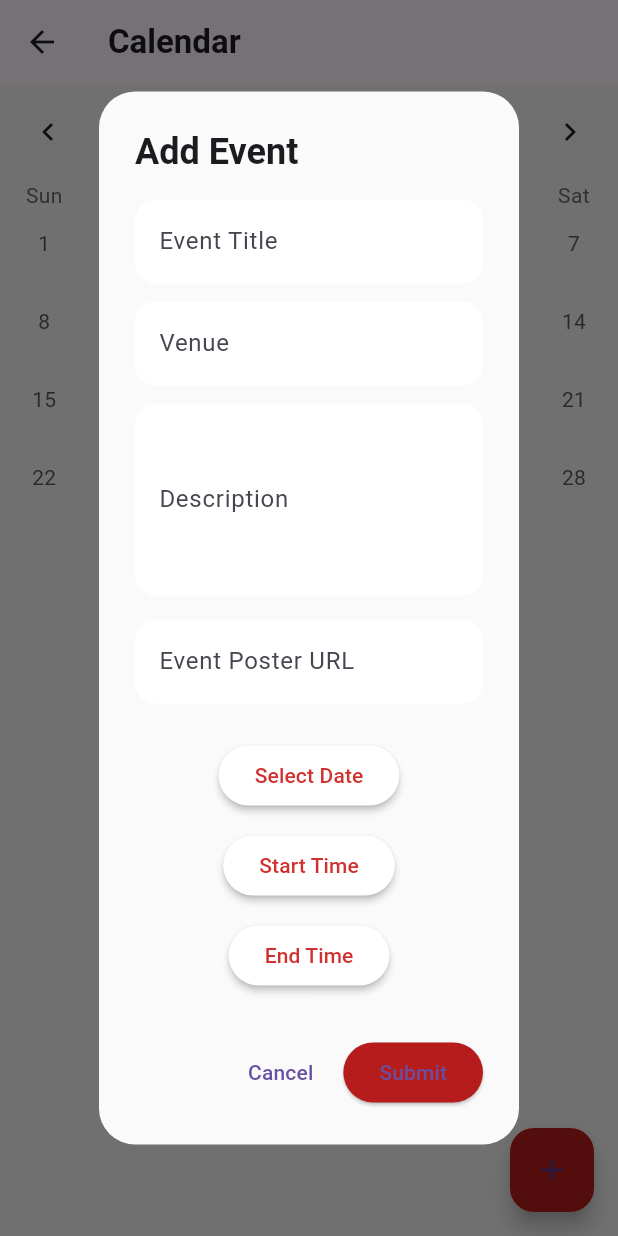
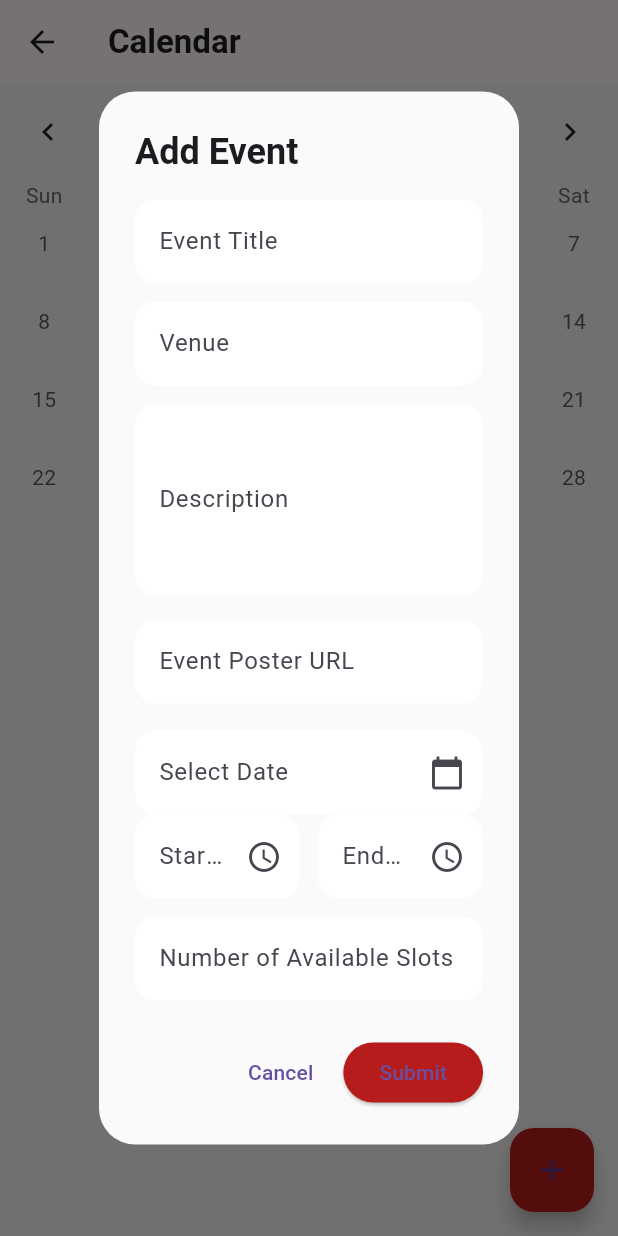
Before and after one commit to Queenyvn/smart_card, a Flutter app: the CalendarPage screen opened directly, after a tap on the "add" icon, on a phone screen of 412 x 824 dp. Run offline on Flutter 3.47's test engine with Material 3 defaults, Android fonts, the phone set to English and light mode, and no system bars; drawn by our look-alikes of table_calendar; our stand-ins replace cloud_firestore, firebase_auth, firebase_core, google_maps_flutter, google_sign_in, image_picker; missing offline and left inert: mobile_scanner; accounts and stored records are empty.

Commit message:
MOD: some changes in backend, calendar page and pubspec

```diff
--- a/lib/backend/backend.dart
+++ b/lib/backend/backend.dart
@@ -128,6 +128,7 @@ static Future<BackendResult> registerUserForApproval({
     required TimeOfDay start,
     required TimeOfDay end,
     required String? posterUrl,
+    required int availableSlots,
   }) async {
     final user = _auth.currentUser;
     if (user == null) throw Exception('User not logged in');
@@ -145,6 +146,7 @@ static Future<BackendResult> registerUserForApproval({
       'approved': false,
       'createdBy': user.uid,
       'createdAt': FieldValue.serverTimestamp(),
+      'availableSlots': availableSlots,
     });
   }
 
--- a/lib/pages/calendar_page.dart
+++ b/lib/pages/calendar_page.dart
@@ -14,6 +14,8 @@ class CalendarPage extends StatefulWidget {
   State<CalendarPage> createState() => _CalendarPageState();
 }
 
+
+
 class _CalendarPageState extends State<CalendarPage> {
   DateTime _focusedDay = DateTime.now();
   DateTime? _selectedDay;
@@ -23,69 +25,18 @@ class _CalendarPageState extends State<CalendarPage> {
   final _titleCtrl = TextEditingController();
   final _venueCtrl = TextEditingController();
   final _descCtrl = TextEditingController();
-  final _posterUrlCtrl = TextEditingController(); // NEW: controller for URL input
+  final _posterUrlCtrl = TextEditingController();
 
   DateTime? _eventDate;
   TimeOfDay? _startTime;
   TimeOfDay? _endTime;
 
   // =====================================================
-  // EVENT DETAILS
-  // =====================================================
-  void _showEventDetails(UpcomingEvent item) {
-    showDialog(
-      context: context,
-      builder: (_) => AlertDialog(
-        shape: RoundedRectangleBorder(borderRadius: BorderRadius.circular(20)),
-        title: Text(item.event.title),
-        content: Column(
-          mainAxisSize: MainAxisSize.min,
-          crossAxisAlignment: CrossAxisAlignment.start,
-          children: [
-            Text(
-              item.event.venue,
-              style: const TextStyle(fontWeight: FontWeight.bold),
-            ),
-            const SizedBox(height: 8),
-            Text(item.event.description),
-            const SizedBox(height: 12),
-            if (item.event.imageUrl != null)
-              ClipRRect(
-                borderRadius: BorderRadius.circular(12),
-                child: Image.network(
-                  item.event.imageUrl!,
-                  height: 140,
-                  width: double.infinity,
-                  fit: BoxFit.cover,
-                ),
-              ),
-            const SizedBox(height: 12),
-            Text(
-              '${_formatDate(item.date)}\n'
-              '${_formatTime(item.event.startTime)} - ${_formatTime(item.event.endTime)}',
-            ),
-          ],
-        ),
-        actions: [
-          ElevatedButton(
-            style: ElevatedButton.styleFrom(
-              backgroundColor: cbocPrimary,
-              shape: RoundedRectangleBorder(
-                borderRadius: BorderRadius.circular(30),
-              ),
-            ),
-            onPressed: () => _attendEvent(item.event, item.date),
-            child: const Text('Attend'),
-          ),
-        ],
-      ),
-    );
-  }
-
-  // =====================================================
   // ADD EVENT DIALOG
   // =====================================================
   void _openAddEventDialog() {
+    final _slotsCtrl = TextEditingController();
+
     showDialog(
       context: context,
       builder: (_) => AlertDialog(
@@ -103,38 +54,111 @@ class _CalendarPageState extends State<CalendarPage> {
               _inputField(_venueCtrl, 'Venue'),
               const SizedBox(height: 12),
               _inputField(_descCtrl, 'Description', maxLines: 4),
-
-              // EVENT POSTER URL INPUT
               const SizedBox(height: 16),
               _inputField(_posterUrlCtrl, 'Event Poster URL'),
-
               const SizedBox(height: 18),
 
-              _actionButton('Select Date', () async {
+              // ==========================
+              // DATE FIELD
+              // ==========================
+              TextField(
+                readOnly: true,
+                decoration: InputDecoration(
+                  labelText: 'Select Date',
+                  filled: true,
+                  fillColor: Colors.white,
+                  suffixIcon: const Icon(Icons.calendar_today),
+                  border: OutlineInputBorder(
+                    borderRadius: BorderRadius.circular(14),
+                    borderSide: BorderSide.none,
+                  ),
+                ),
+                controller: TextEditingController(
+                  text: _eventDate == null
+                      ? ''
+                      : DateFormat('MM/dd/yyyy').format(_eventDate!), // SHOW DATE
+                ),
+                onTap: () async {
                   final picked = await showDatePicker(
                     context: context,
                     firstDate: DateTime.now(),
                     lastDate: DateTime(2030),
-                  initialDate: DateTime.now(),
+                    initialDate: _eventDate ?? DateTime.now(),
                   );
-                if (picked != null) setState(() => _eventDate = picked);
-              }),
+                  if (picked != null) {
+                    setState(() => _eventDate = picked); // UPDATE FIELD
+                  }
+                },
+              ),
 
-              _actionButton('Start Time', () async {
+              // ==========================
+              // START TIME FIELD
+              // ==========================
+              Row(
+                children: [
+                  Expanded(
+                    child: TextField(
+                      readOnly: true,
+                      decoration: InputDecoration(
+                        labelText: 'Start Time',
+                        filled: true,
+                        fillColor: Colors.white,
+                        suffixIcon: const Icon(Icons.access_time),
+                        border: OutlineInputBorder(
+                          borderRadius: BorderRadius.circular(14),
+                          borderSide: BorderSide.none,
+                        ),
+                      ),
+                      controller: TextEditingController(
+                        text: _startTime == null ? '' : _startTime!.format(context),
+                      ),
+                      onTap: () async {
                         final picked = await showTimePicker(
                           context: context,
-                  initialTime: TimeOfDay.now(),
+                          initialTime: _startTime ?? TimeOfDay.now(),
                         );
-                if (picked != null) _startTime = picked;
-              }),
+                        if (picked != null) {
+                          setState(() => _startTime = picked);
+                        }
+                      },
+                    ),
+                  ),
 
-              _actionButton('End Time', () async {
+                  const SizedBox(width: 12), // spacing between start and end time
+
+                  Expanded(
+                    child: TextField(
+                      readOnly: true,
+                      decoration: InputDecoration(
+                        labelText: 'End Time',
+                        filled: true,
+                        fillColor: Colors.white,
+                        suffixIcon: const Icon(Icons.access_time),
+                        border: OutlineInputBorder(
+                          borderRadius: BorderRadius.circular(14),
+                          borderSide: BorderSide.none,
+                        ),
+                      ),
+                      controller: TextEditingController(
+                        text: _endTime == null ? '' : _endTime!.format(context),
+                      ),
+                      onTap: () async {
                         final picked = await showTimePicker(
                           context: context,
-                  initialTime: TimeOfDay.now(),
+                          initialTime: _endTime ?? TimeOfDay.now(),
                         );
-                if (picked != null) _endTime = picked;
-              }),
+                        if (picked != null) {
+                          setState(() => _endTime = picked);
+                        }
+                      },
+                    ),
+                  ),
+                ],
+              ),
+
+              // SLOTS FIELD
+              const SizedBox(height: 12),
+              _inputField(_slotsCtrl, 'Number of Available Slots'),
             ],
           ),
         ),
@@ -151,10 +175,22 @@ class _CalendarPageState extends State<CalendarPage> {
               ),
             ),
             onPressed: () async {
-              if (_eventDate == null || _startTime == null || _endTime == null) {
+              if (_eventDate == null ||
+                  _startTime == null ||
+                  _endTime == null ||
+                  _slotsCtrl.text.isEmpty) {
+                ScaffoldMessenger.of(context).showSnackBar(
+                  const SnackBar(content: Text('Please fill in all fields!')),
+                );
+                return;
+              }
+
+              final availableSlots = int.tryParse(_slotsCtrl.text);
+              if (availableSlots == null || availableSlots <= 0) {
                 ScaffoldMessenger.of(context).showSnackBar(
                   const SnackBar(
-                    content: Text('Please select date, start, and end time!'),
+                    content:
+                        Text('Please enter a valid number of available slots'),
                   ),
                 );
                 return;
@@ -167,7 +203,9 @@ class _CalendarPageState extends State<CalendarPage> {
                 date: _eventDate!,
                 start: _startTime!,
                 end: _endTime!,
-                posterUrl: _posterUrlCtrl.text.isEmpty ? null : _posterUrlCtrl.text, // use URL
+                posterUrl:
+                    _posterUrlCtrl.text.isEmpty ? null : _posterUrlCtrl.text,
+                availableSlots: availableSlots,
               );
 
               Navigator.pop(context);
@@ -185,8 +223,80 @@ class _CalendarPageState extends State<CalendarPage> {
     );
   }
 
+
+
   // =====================================================
-  // UI HELPERS
+  // DATE FIELD WIDGET
+  // =====================================================
+  Widget _dateField() {
+    return TextField(
+      readOnly: true, // NEW
+      decoration: InputDecoration(
+        labelText: 'Select Date',
+        filled: true,
+        fillColor: Colors.white,
+        suffixIcon: const Icon(Icons.calendar_today),
+        border: OutlineInputBorder(
+          borderRadius: BorderRadius.circular(14),
+          borderSide: BorderSide.none,
+        ),
+      ),
+      controller: TextEditingController(
+        text: _eventDate == null
+            ? ''
+            : DateFormat('MM/dd/yyyy').format(_eventDate!), // NEW
+      ),
+      onTap: () async {
+        final picked = await showDatePicker(
+          context: context,
+          firstDate: DateTime.now(),
+          lastDate: DateTime(2030),
+          initialDate: _eventDate ?? DateTime.now(),
+        );
+        if (picked != null) {
+          setState(() => _eventDate = picked); // CHANGED
+        }
+      },
+    );
+  }
+
+  // =====================================================
+  // TIME FIELD WIDGET
+  // =====================================================
+  Widget _timeField({
+    required String label,
+    required TimeOfDay? value,
+    required Function(TimeOfDay) onPick,
+  }) {
+    return TextField(
+      readOnly: true, // NEW
+      decoration: InputDecoration(
+        labelText: label,
+        filled: true,
+        fillColor: Colors.white,
+        suffixIcon: const Icon(Icons.access_time),
+        border: OutlineInputBorder(
+          borderRadius: BorderRadius.circular(14),
+          borderSide: BorderSide.none,
+        ),
+      ),
+      controller: TextEditingController(
+        text: value == null ? '' : value.format(context), // NEW
+      ),
+      onTap: () async {
+        final picked = await showTimePicker(
+          context: context,
+          initialTime: value ?? TimeOfDay.now(),
+        );
+        if (picked != null) {
+          onPick(picked); // CHANGED
+        }
+      },
+    );
+  }
+
+  // =====================================================
+  // INPUT FIELD (UNCHANGED)
   // =====================================================
   Widget _inputField(
     TextEditingController controller,
@@ -208,59 +318,15 @@ class _CalendarPageState extends State<CalendarPage> {
     );
   }
 
-  Widget _actionButton(String label, VoidCallback onTap) {
-    return Padding(
-      padding: const EdgeInsets.symmetric(vertical: 6),
-      child: ElevatedButton(
-        style: ElevatedButton.styleFrom(
-          backgroundColor: Colors.white,
-          foregroundColor: cbocSecondary,
-          elevation: 2,
-          shape: RoundedRectangleBorder(
-            borderRadius: BorderRadius.circular(30),
-          ),
-        ),
-        onPressed: onTap,
-        child: Text(label),
-      ),
-    );
-  }
-
-  // =====================================================
-  // CALENDAR + EVENTS LIST
-  // =====================================================
-  String _formatDate(DateTime date) =>
-      DateFormat('MMMM dd, yyyy').format(date);
-
-  String _formatTime(TimeOfDay time) {
-    final now = DateTime.now();
-    final dt =
-        DateTime(now.year, now.month, now.day, time.hour, time.minute);
-    return TimeOfDay.fromDateTime(dt).format(context);
-  }
-
-  Future<void> _attendEvent(CalendarEvent event, DateTime date) async {
-    final key = '${event.title}-${date.toIso8601String()}';
-    if (_attendingEvents.contains(key)) return;
-
-    final result =
-        await BackendService.attendEvent(event: event, date: date);
-
-    if (result.success) {
-      setState(() => _attendingEvents.add(key));
-      ScaffoldMessenger.of(context).showSnackBar(
-        const SnackBar(content: Text('You are now attending this event!')),
-      );
-    }
-  }
-
     @override
   Widget build(BuildContext context) {
     return Scaffold(
       backgroundColor: Colors.grey.shade100,
       appBar: AppBar(
-        title:
-            const Text('Calendar', style: TextStyle(fontWeight: FontWeight.bold)),
+        title: const Text(
+          'Calendar',
+          style: TextStyle(fontWeight: FontWeight.bold),
+        ),
       ),
       floatingActionButton: FloatingActionButton(
         backgroundColor: cbocPrimary,
@@ -286,12 +352,18 @@ class _CalendarPageState extends State<CalendarPage> {
               formatButtonVisible: false,
             ),
             calendarStyle: CalendarStyle(
-              todayDecoration:
-                  BoxDecoration(color: cbocAccent, shape: BoxShape.circle),
-              selectedDecoration:
-                  BoxDecoration(color: cbocPrimary, shape: BoxShape.circle),
-              markerDecoration:
-                  const BoxDecoration(color: cbocSecondary, shape: BoxShape.circle),
+              todayDecoration: BoxDecoration(
+                color: cbocAccent,
+                shape: BoxShape.circle,
+              ),
+              selectedDecoration: BoxDecoration(
+                color: cbocPrimary,
+                shape: BoxShape.circle,
+              ),
+              markerDecoration: BoxDecoration(
+                color: cbocSecondary,
+                shape: BoxShape.circle,
+              ),
             ),
           ),
           Expanded(
@@ -315,10 +387,11 @@ class _CalendarPageState extends State<CalendarPage> {
                       child: ListTile(
                         title: Text(item.event.title),
                         subtitle: Text(
-                          '${item.event.venue}\n${_formatDate(item.date)} • '
-                          '${_formatTime(item.event.startTime)} - ${_formatTime(item.event.endTime)}',
+                          '${item.event.venue}\n'
+                          '${DateFormat('MMMM dd, yyyy').format(item.date)} • '
+                          '${item.event.startTime.format(context)} - '
+                          '${item.event.endTime.format(context)}',
                         ),
-                        onTap: () => _showEventDetails(item),
                       ),
                     );
                   }).toList(),
@@ -330,4 +403,5 @@ class _CalendarPageState extends State<CalendarPage> {
       ),
     );
   }
+
 }
```
Also changed, not shown: flutter_02.png (added), pubspec.lock. Lines whose indentation alone changed are shown as unchanged.
